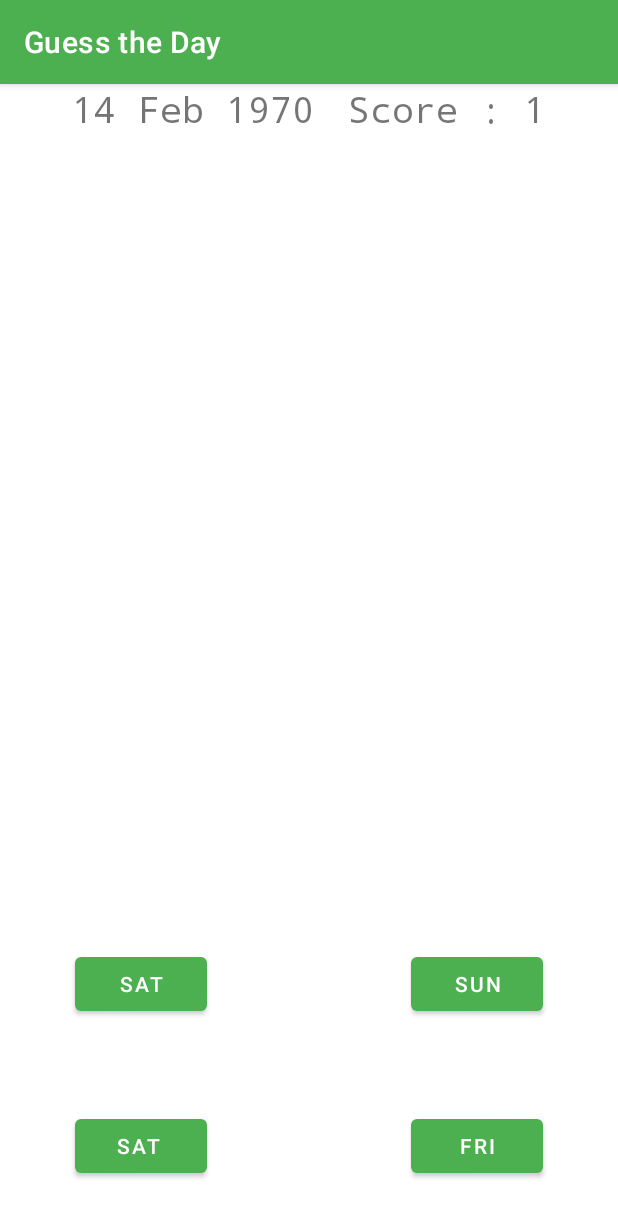
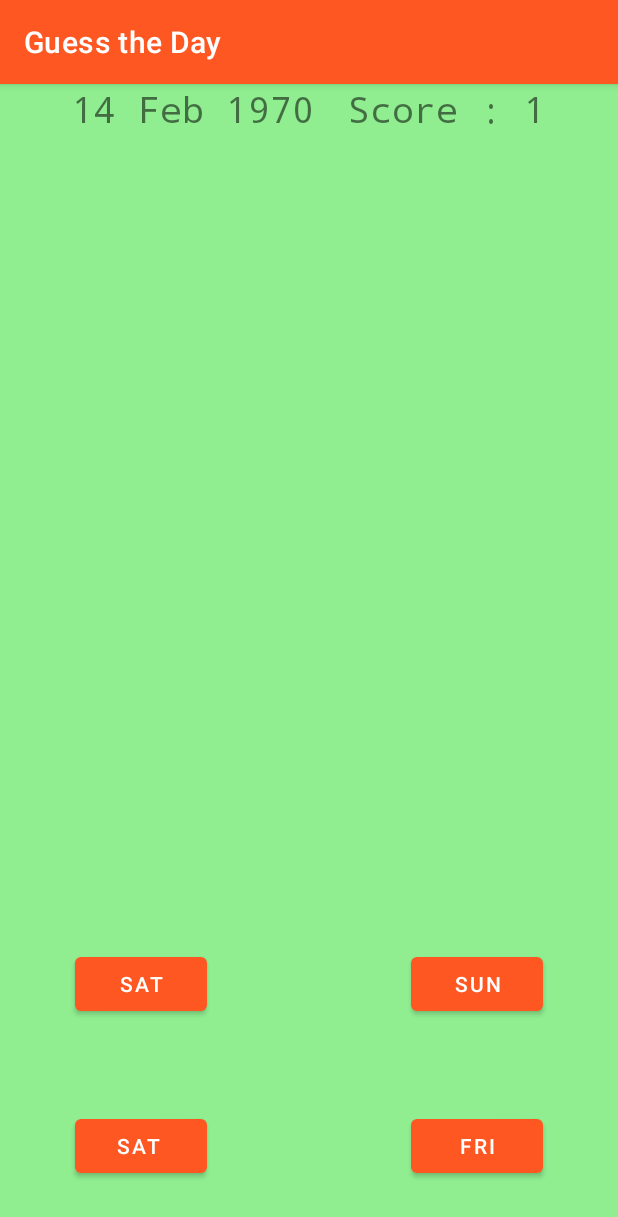
Before and after one commit to jaiakash/guesstheday, an Android app: the screen it shows after launch (MainActivity), after a tap on "MON", on a phone screen of 412 x 824 dp. Shown: the top 1217 px of the screen. Run offline under Robolectric (Android 15) with nearby library versions, the phone set to English and light mode, and no system bars.

Commit message:
Added Background Color

```diff
--- a/app/src/main/java/com/amostrone/akash/gtd/MainActivity.java
+++ b/app/src/main/java/com/amostrone/akash/gtd/MainActivity.java
@@ -1,6 +1,7 @@
 package com.amostrone.akash.gtd;
 
 import androidx.appcompat.app.AppCompatActivity;
+import androidx.constraintlayout.widget.ConstraintLayout;
 
 import android.content.Context;
 import android.os.Bundle;
@@ -24,6 +25,7 @@ public class MainActivity extends AppCompatActivity {
     static String ans;
     static String week[]={"Sun", "Mon", "Tue", "Wed", "Thr", "Fri", "Sat"};
     private int Score=0;
+    ConstraintLayout home;
 
     @Override
     protected void onCreate(Bundle savedInstanceState) {
@@ -35,6 +37,7 @@ public class MainActivity extends AppCompatActivity {
         opt_butt[3]=findViewById(R.id.button4);
         date_text = findViewById(R.id.text_date);
         score_text = findViewById(R.id.score);
+        home = findViewById(R.id.home);
 
         String strDate = setDate_Text();
         date_text.setText(strDate);
@@ -97,23 +100,34 @@ public class MainActivity extends AppCompatActivity {
 
         //Toast.makeText(this, ans, Toast.LENGTH_SHORT).show();
 
+        //Change color of home layout
+        home.setBackgroundColor(getResources().getColor(R.color.wrong));
+
         switch (view.getId()) {
             case R.id.button1:
-                if(opt_butt[0].getText().toString().equals(ans))
+                if(opt_butt[0].getText().toString().equals(ans)){
                     Score++;
+                    home.setBackgroundColor(getResources().getColor(R.color.right));
+                }
                 //Log.e("Options", opt_butt[0].getText().toString()+" "+ans);
                 break;
             case R.id.button2:
-                if(opt_butt[1].getText().equals(ans))
+                if(opt_butt[1].getText().equals(ans)){
                     Score++;
+                    home.setBackgroundColor(getResources().getColor(R.color.right));
+                }
                 break;
             case R.id.button3:
-                if(opt_butt[2].getText().equals(ans))
+                if(opt_butt[2].getText().equals(ans)){
                     Score++;
+                    home.setBackgroundColor(getResources().getColor(R.color.right));
+                }
                 break;
             case R.id.button4:
-                if(opt_butt[3].getText().equals(ans))
+                if(opt_butt[3].getText().equals(ans)){
                     Score++;
+                    home.setBackgroundColor(getResources().getColor(R.color.right));
+                }
                 break;
         }
 
--- a/app/src/main/res/layout/activity_main.xml
+++ b/app/src/main/res/layout/activity_main.xml
@@ -4,6 +4,7 @@
     xmlns:tools="http://schemas.android.com/tools"
     android:layout_width="match_parent"
     android:layout_height="match_parent"
+    android:id="@+id/home"
     tools:context=".MainActivity">
 
     <TextView
--- a/app/src/main/res/values-night/themes.xml
+++ b/app/src/main/res/values-night/themes.xml
@@ -2,8 +2,8 @@
     <!-- Base application theme. -->
     <style name="Theme.GuessTheDay" parent="Theme.MaterialComponents.DayNight.DarkActionBar">
         <!-- Primary brand color. -->
-        <item name="colorPrimary">@color/darkgreen</item>
-        <item name="colorPrimaryVariant">@color/lightgreen</item>
+        <item name="colorPrimary">#FF5722</item>
+        <item name="colorPrimaryVariant">#E64A19</item>
         <item name="colorOnPrimary">@color/white</item>
         <!-- Secondary brand color. -->
         <item name="colorSecondary">@color/teal_200</item>
--- a/app/src/main/res/values/themes.xml
+++ b/app/src/main/res/values/themes.xml
@@ -2,8 +2,8 @@
     <!-- Base application theme. -->
     <style name="Theme.GuessTheDay" parent="Theme.MaterialComponents.DayNight.DarkActionBar">
         <!-- Primary brand color. -->
-        <item name="colorPrimary">@color/darkgreen</item>
-        <item name="colorPrimaryVariant">@color/lightgreen</item>
+        <item name="colorPrimary">#FF5722</item>
+        <item name="colorPrimaryVariant">#E64A19</item>
         <item name="colorOnPrimary">@color/white</item>
         <!-- Secondary brand color. -->
         <item name="colorSecondary">@color/teal_200</item>
```
Also changed, not shown: app/src/main/res/values/colors.xml (+9 -0 lines).
